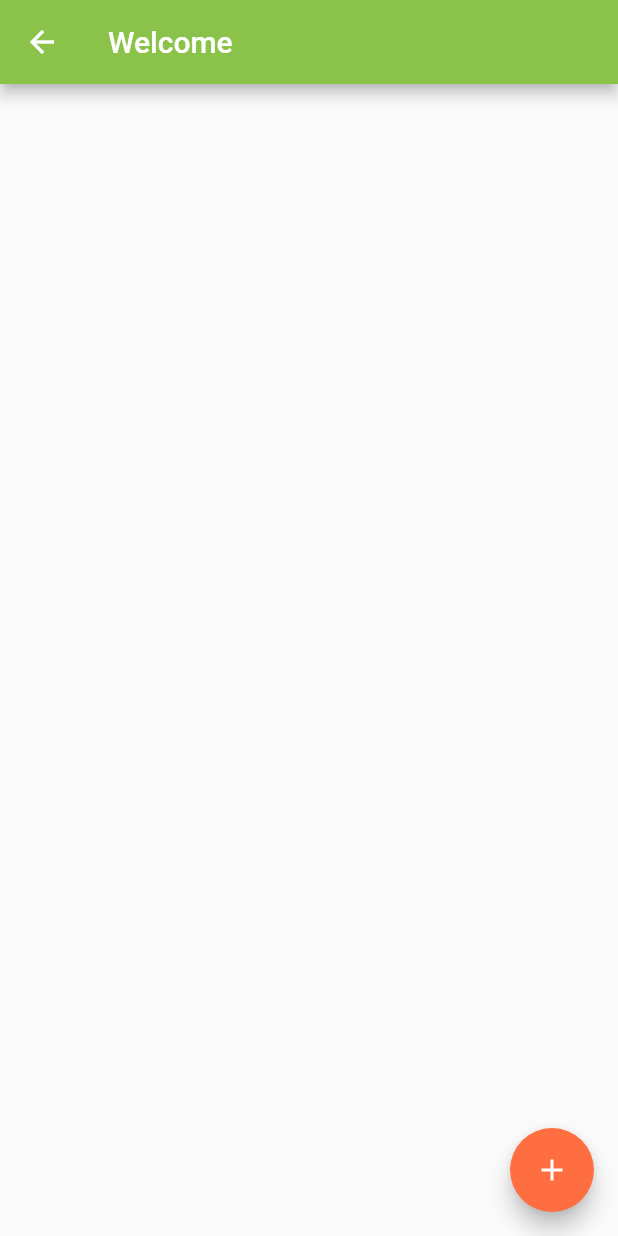
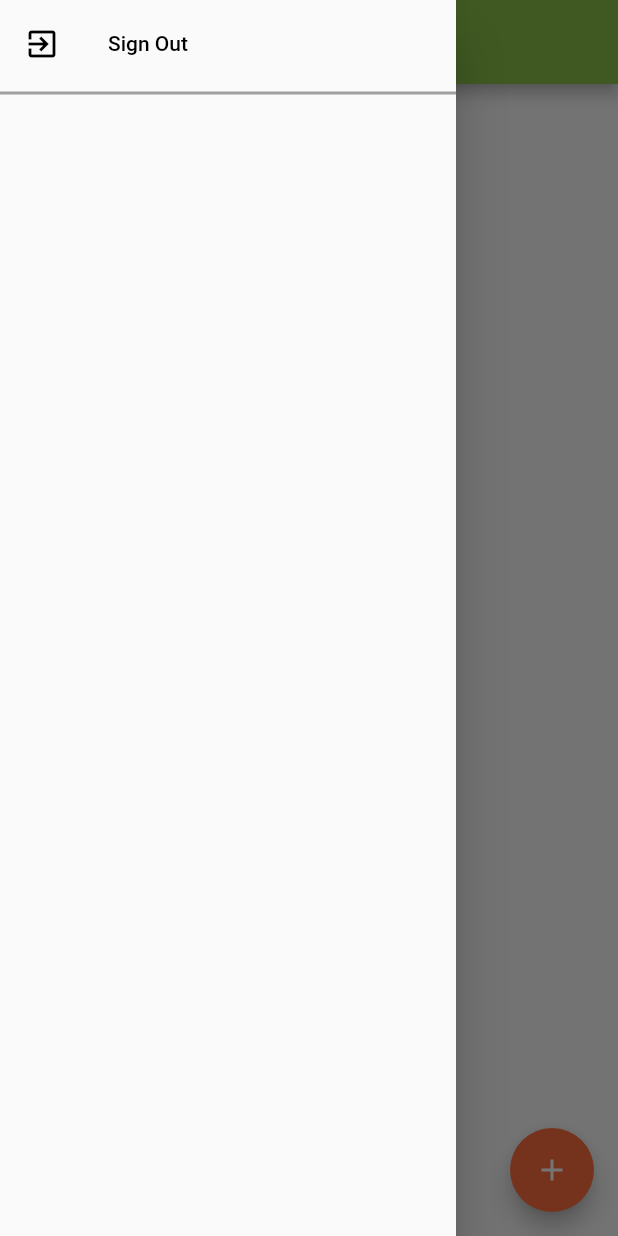
Before and after one commit to vjanu/Eco-Healing, a Flutter app: the HomeScreen screen opened directly, with the side drawer open (before the commit the screen has no drawer), on a phone screen of 412 x 824 dp. Run offline on Flutter 3.47's test engine with Material 2 defaults, Android fonts, the phone set to English and light mode, and no system bars; drawn by our look-alikes of flutter_speed_dial; our stand-ins replace cloud_firestore, file_picker, firebase_auth, firebase_core, firebase_storage, geocoding and 3 more; missing offline and left inert: geolocator_web, image_picker_for_web; accounts and stored records are empty.

```diff
--- /dev/null
+++ b/lib/Widget/my_drawer.dart
@@ -0,0 +1,67 @@
+import 'package:flutter/material.dart';
+import 'package:eco_healing/global/global.dart';
+import 'package:eco_healing/auth/auth_screen.dart';
+
+class MyDrawer extends StatelessWidget {
+  const MyDrawer({Key? key}) : super(key: key);
+
+  @override
+  Widget build(BuildContext context) {
+    return Drawer(
+      child: ListView(
+        children: [
+          //body drawer
+          Container(
+            padding: const EdgeInsets.only(top: 1.0),
+            child: Column(
+              children: [
+                // use when implementing chat
+
+                // ListTile(
+                //   leading: const Icon(
+                //     Icons.search,
+                //     color: Colors.black,
+                //   ),
+                //   title: const Text(
+                //     "Search",
+                //     style: TextStyle(color: Colors.black),
+                //   ),
+                //   onTap: () {},
+                // ),
+                // const Divider(
+                //   height: 10,
+                //   color: Colors.grey,
+                //   thickness: 2,
+                // ),
+
+                ListTile(
+                  leading: const Icon(
+                    Icons.exit_to_app,
+                    color: Colors.black,
+                  ),
+                  title: const Text(
+                    "Sign Out",
+                    style: TextStyle(color: Colors.black),
+                  ),
+                  onTap: () {
+                    firebaseAuth.signOut().then((value) {
+                      Navigator.push(
+                          context,
+                          MaterialPageRoute(
+                              builder: (c) => const AuthScreen()));
+                    });
+                  },
+                ),
+                const Divider(
+                  height: 10,
+                  color: Colors.grey,
+                  thickness: 2,
+                ),
+              ],
+            ),
+          ),
+        ],
+      ),
+    );
+  }
+}
--- a/lib/auth/login.dart
+++ b/lib/auth/login.dart
@@ -100,7 +100,7 @@ class _login_pageState extends State<login_page> {
             child: Padding(
               padding: EdgeInsets.all(15),
               child: Image.asset(
-                "images/ecohealing.jpeg", //"images/loginpage.png",
+                "images/healinghands.jpeg", //"images/loginpage.png",
                 height: 270,
               ),
             ),
--- a/lib/mainScreen/HomeScreen.dart
+++ b/lib/mainScreen/HomeScreen.dart
@@ -5,6 +5,7 @@ import 'package:eco_healing/add_items/add_food_items.dart';
 import 'package:flutter_speed_dial/flutter_speed_dial.dart';
 import '../Models/FoodItems.dart';
 import '../Models/ClothItems.dart';
+import '../Widget/my_drawer.dart';
 
 class HomeScreen extends StatefulWidget {
   const HomeScreen({Key? key}) : super(key: key);
@@ -32,6 +33,7 @@ class _HomeScreenState extends State<HomeScreen> {
           title: const Text("Welcome"),
           backgroundColor: Colors.lightGreen,
         ),
+        drawer: MyDrawer(),
         body: StreamBuilder<List<Clothitems>>(
           stream: readClothitems(),
           builder: (context, snapshot) {
```
Also changed, not shown: lib/add_items/add_cloth_items.dart (+4 -4 lines), lib/main.dart (+12 -0 lines), lib/splashScreen/splashscreen.dart (+14 -3 lines), 1 other file.
